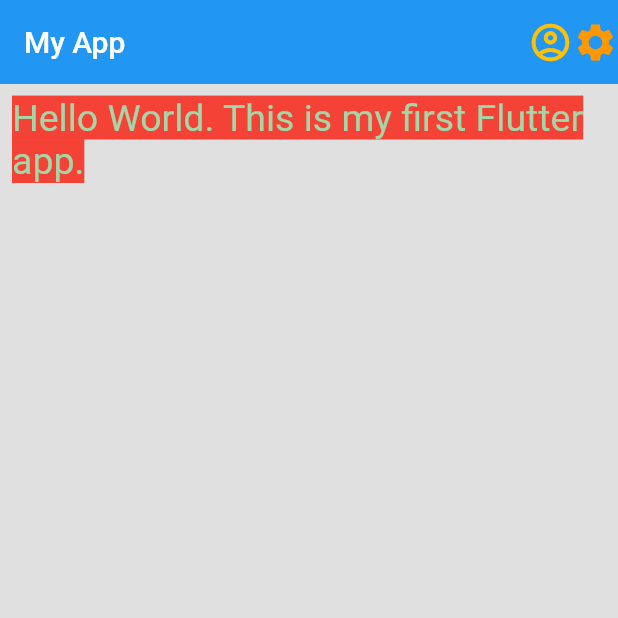
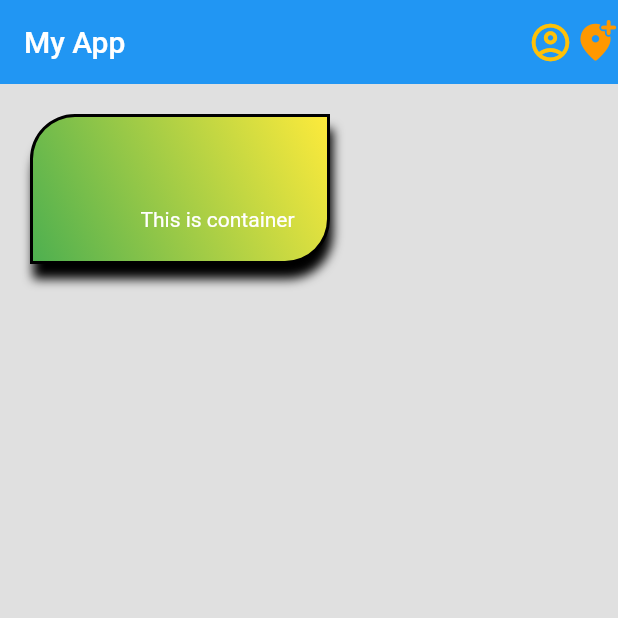
Before and after one commit to dnesbala/flutter-first-app, a Flutter app: the screen it shows after launch, on a phone screen of 412 x 824 dp, the top half of it. Run offline on Flutter 3.47's test engine with Material 2 defaults, Android fonts, the phone set to English and light mode, and no system bars.

Commit message:
Added Container widget

```diff
--- a/lib/main.dart
+++ b/lib/main.dart
@@ -26,23 +26,45 @@ class MyApp extends StatelessWidget {
               Icon(Icons.account_circle_outlined,
                   size: 30, color: Colors.amber),
               Icon(
-                Icons.settings,
+                Icons.add_location_alt_rounded,
                 color: Colors.orange,
                 size: 30,
               ),
             ],
           ),
-          backgroundColor: Colors.grey.shade300,
-          body: Padding(
-            padding: const EdgeInsets.all(8.0),
+          backgroundColor: Colors.grey[300],
+          body: Container(
+            padding: EdgeInsets.only(left: 50, top: 40),
+            margin: EdgeInsets.all(20),
+            alignment: Alignment.center,
+            height: 100,
+            width: 200,
             child: Text(
-              "Hello World. This is my first Flutter app.",
-              style: TextStyle(
-                color: Colors.green.shade200,
-                fontSize: 25,
-                backgroundColor: Colors.red,
+              "This is container",
+              style: TextStyle(color: Colors.white),
+            ),
+            decoration: BoxDecoration(
+              color: Colors.red,
+              border: Border.all(color: Colors.black, width: 2),
+              borderRadius: BorderRadius.only(
+                topLeft: Radius.circular(30),
+                bottomRight: Radius.circular(30),
               ),
-              textAlign: TextAlign.left,
+              gradient: LinearGradient(
+                colors: [
+                  Colors.yellow,
+                  Colors.green,
+                ],
+                begin: Alignment.topRight,
+                end: Alignment.bottomLeft,
+              ),
+              boxShadow: [
+                BoxShadow(
+                  color: Colors.black,
+                  blurRadius: 5,
+                  offset: Offset(2, 10),
+                ),
+              ],
             ),
           ),
         ),
```
